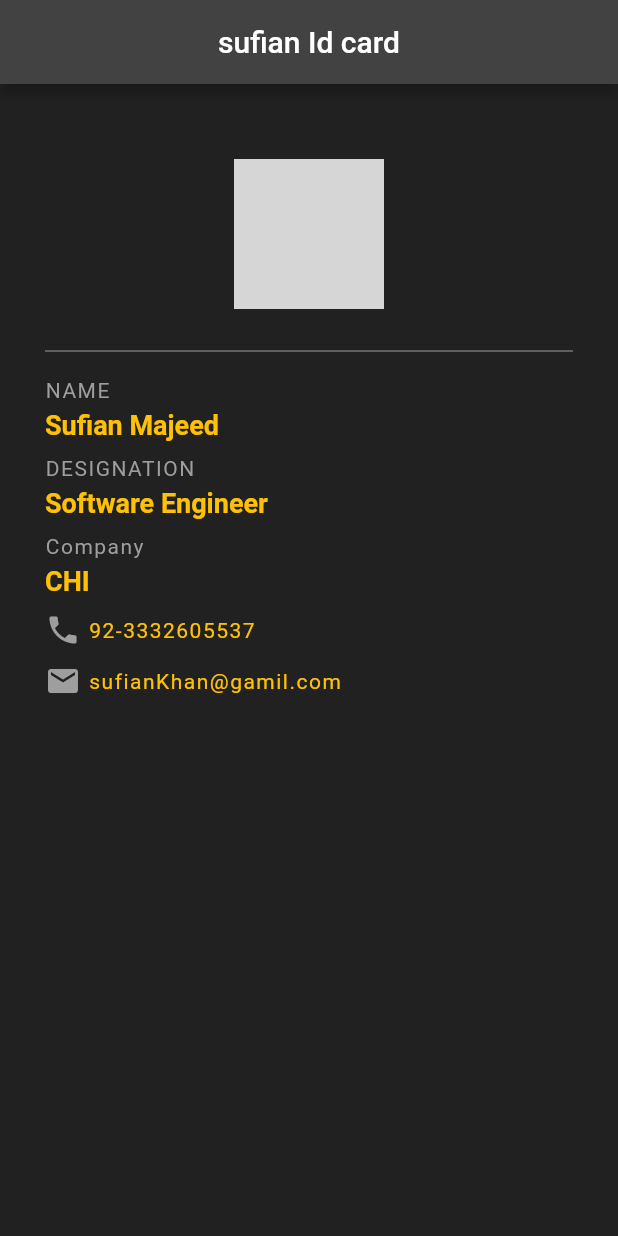
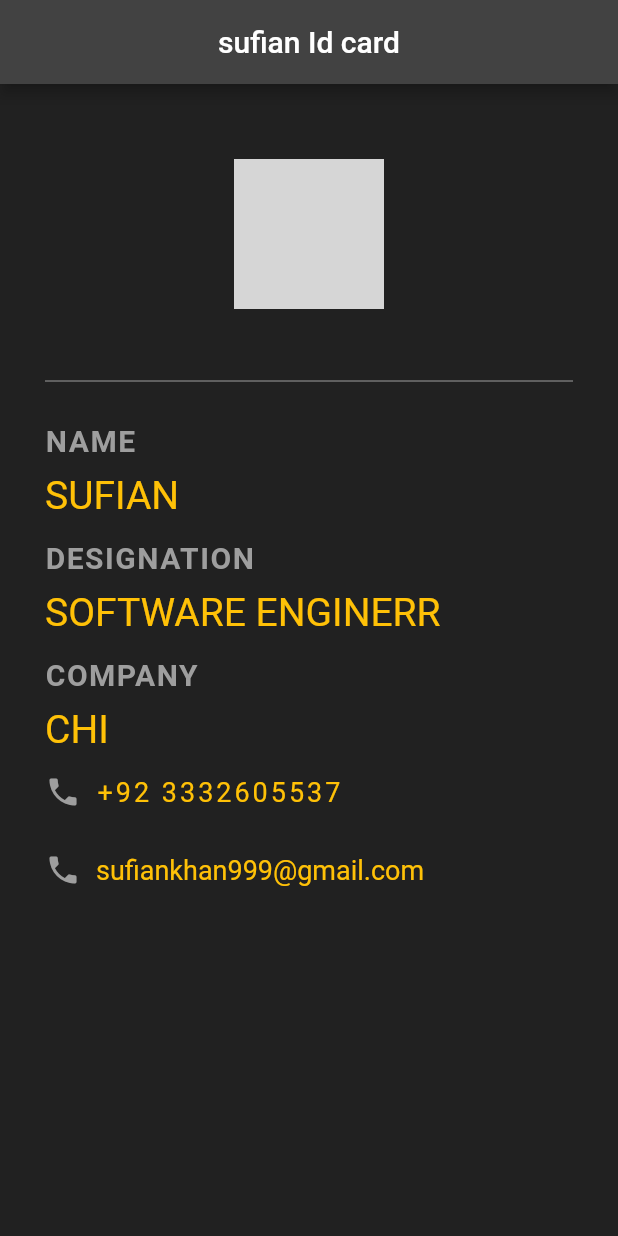
Before and after one commit to Sufian-Majeed/flutterTraining, a Flutter app: the screen it shows after launch, on a phone screen of 412 x 824 dp. Run offline on Flutter 3.47's test engine with Material 2 defaults, Android fonts, the phone set to English and light mode, and no system bars; grey boxes are pictures that could not be loaded.

Commit message:
function fully worked

```diff
--- /dev/null
+++ b/lib/cardid/card_function.dart
@@ -0,0 +1,70 @@
+import 'package:flutter/cupertino.dart';
+import 'package:flutter/material.dart';
+
+class MyCard extends StatelessWidget {
+  const MyCard({Key? key}) : super(key: key);
+
+  @override
+  Widget build(BuildContext context) {
+    return Scaffold(
+        backgroundColor: Colors.grey[900],
+        appBar: AppBar(
+          title: const Center(
+            child: Text(
+              "sufian Id card",
+              style: TextStyle(color: Colors.white),
+            ),
+          ),
+          backgroundColor: Colors.grey[800],
+        ),
+        body: Padding(
+            padding: const EdgeInsets.fromLTRB(30, 50, 30, 0),
+            child:
+                Column(crossAxisAlignment: CrossAxisAlignment.start, children: [
+              Center(
+                child: ClipRRect(
+                    child: Image.asset(
+                      "assets/th.jfif",
+                      height: 100,
+                      width: 100,
+                      fit: BoxFit.cover,
+                    ),
+                    borderRadius: BorderRadius.circular(100)),
+              ),
+                const Padding(padding: EdgeInsets.only(top: 40,bottom: 20),
+                child: Divider(color: Colors.grey,),
+                  ),
+
+            addText("NAME", true),
+            addText("SUFIAN", false),
+            addText("DESIGNATION", true),
+            addText("SOFTWARE ENGINERR", false),
+            addText("COMPANY", true),
+            addText("CHI", false),
+            addRow(Icons.phone,true,"+92 3332605537" ),
+            addRow(Icons.phone,false,"sufiankhan999@gmail.com" )
+            ])));
+  }
+  Padding addText(String text , bool isHeading){
+    return Padding(padding:EdgeInsets.only(bottom: isHeading? 10:15),
+    child: Text(text,style: TextStyle(
+      color: isHeading? Colors.grey :Colors.amber,
+      fontSize: isHeading? 20:26,
+      letterSpacing: isHeading?1:0,
+      fontWeight: isHeading? FontWeight.bold:FontWeight.normal
+    ),),   );
+
+  }
+   Padding addRow( IconData matICon , bool isSpacing,String title ){
+     return  Padding(padding:const  EdgeInsets.only(bottom: 28),
+      child: Row(
+        children: [
+          Icon(matICon,color: Colors.grey,),
+          const SizedBox(width: 10,),
+          Text(title,style: TextStyle(color: Colors.amber, fontSize: 18 ,letterSpacing:isSpacing? 2:0),)
+        ],
+      ),
+     );
+   }
+
+}
--- a/lib/main.dart
+++ b/lib/main.dart
@@ -1,3 +1,4 @@
+import 'package:card_id/cardid/card_function.dart';
 import 'package:flutter/material.dart';
 
 void main() {
@@ -16,66 +17,66 @@ class MyApp extends StatelessWidget {
 
         primarySwatch: Colors.grey,
       ),
-      home:  Scaffold(
-        backgroundColor:Colors.grey[900],
-        appBar:AppBar(title: const Center
-        (
-         child:  Text(
-           "sufian Id card",style: TextStyle(color: Colors.white),
-         ),
-        ),
-        backgroundColor: Colors.grey[800],
-        ) ,
-        body: Padding
-        (padding :const EdgeInsets.fromLTRB(30, 50, 30, 0),
-          child:Column( crossAxisAlignment: CrossAxisAlignment.start,
-            children: [
-              Center(
-                child: ClipRRect(child:Image.asset("assets/th.jfif",height: 100,width: 100,fit: BoxFit.cover,),borderRadius:BorderRadius.circular(100)),
-              ),
-             const SizedBox(height: 20,),
-             const Divider(color: Colors.grey,),
+       home:const MyCard()
+      //   backgroundColor:Colors.grey[900],
+      //   appBar:AppBar(title: const Center
+      //   (
+      //    child:  Text(
+      //      "sufian Id card",style: TextStyle(color: Colors.white),
+      //    ),
+      //   ),
+      //   backgroundColor: Colors.grey[800],
+      //   ) ,
+        // body: Padding
+        // (padding :const EdgeInsets.fromLTRB(30, 50, 30, 0),
+        //   child:Column( crossAxisAlignment: CrossAxisAlignment.start,
+        //     children: [
+        //       Center(
+        //         child: ClipRRect(child:Image.asset("assets/th.jfif",height: 100,width: 100,fit: BoxFit.cover,),borderRadius:BorderRadius.circular(100)),
+        //       ),
+        //      const SizedBox(height: 20,),
+        //      const Divider(color: Colors.grey,),
 
-             const SizedBox(height: 10,),
-             const Text("NAME",style: TextStyle(color: Colors.grey,letterSpacing: 1),),
-              const SizedBox(height: 5,),
-             const Text("Sufian Majeed",style: TextStyle(color: Colors.amber,fontSize: 18,fontWeight: FontWeight.bold),),
+        //      const SizedBox(height: 10,),
+        //      const Text("NAME",style: TextStyle(color: Colors.grey,letterSpacing: 1),),
+        //       const SizedBox(height: 5,),
+        //      const Text("Sufian Majeed",style: TextStyle(color: Colors.amber,fontSize: 18,fontWeight: FontWeight.bold),),
 
-             const SizedBox(height: 10,),
-             const Text("DESIGNATION",style: TextStyle(color: Colors.grey,letterSpacing: 1),),
-             const SizedBox(height: 5,),
-             const Text("Software Engineer",style: TextStyle(color: Colors.amber,fontSize: 18,fontWeight: FontWeight.bold),),
+        //      const SizedBox(height: 10,),
+        //      const Text("DESIGNATION",style: TextStyle(color: Colors.grey,letterSpacing: 1),),
+        //      const SizedBox(height: 5,),
+        //      const Text("Software Engineer",style: TextStyle(color: Colors.amber,fontSize: 18,fontWeight: FontWeight.bold),),
 
-             const SizedBox(height: 10,),
-             const Text("Company",style: TextStyle(color: Colors.grey,letterSpacing: 1),),
-             const SizedBox(height: 5,),
-             const Text("CHI",style: TextStyle(color: Colors.amber,fontSize: 18,fontWeight: FontWeight.bold),),
+        //      const SizedBox(height: 10,),
+        //      const Text("Company",style: TextStyle(color: Colors.grey,letterSpacing: 1),),
+        //      const SizedBox(height: 5,),
+        //      const Text("CHI",style: TextStyle(color: Colors.amber,fontSize: 18,fontWeight: FontWeight.bold),),
 
-             const SizedBox(height: 10,),
-             Row(
-               children:const [
-                 Icon( Icons.phone,color: Colors.grey,),
-                 SizedBox(width: 5,),
-                 Text("92-3332605537",style: TextStyle(color: Colors.amber,letterSpacing: 1),),
+        //      const SizedBox(height: 10,),
+        //      Row(
+        //        children:const [
+        //          Icon( Icons.phone,color: Colors.grey,),
+        //          SizedBox(width: 5,),
+        //          Text("92-3332605537",style: TextStyle(color: Colors.amber,letterSpacing: 1),),
 
-               ],
-             ),
-              const SizedBox(height: 10,),
-             Row(
-               children:const [
-                 Icon( Icons.email,color: Colors.grey,),
-                 SizedBox(width: 5,),
-                 Text("sufianKhan@gamil.com",style: TextStyle(color: Colors.amber,letterSpacing: 1),),
+        //        ],
+        //      ),
+        //       const SizedBox(height: 10,),
+        //      Row(
+        //        children:const [
+        //          Icon( Icons.email,color: Colors.grey,),
+        //          SizedBox(width: 5,),
+        //          Text("sufianKhan@gamil.com",style: TextStyle(color: Colors.amber,letterSpacing: 1),),
 
-               ],
-             )
+        //        ],
+        //      )
 
-            ],
+        //     ],
 
-          )
+        //   )
 
-        ,),
-      ),
+        // ,),
+      // ),
     );
   }
 }
```
